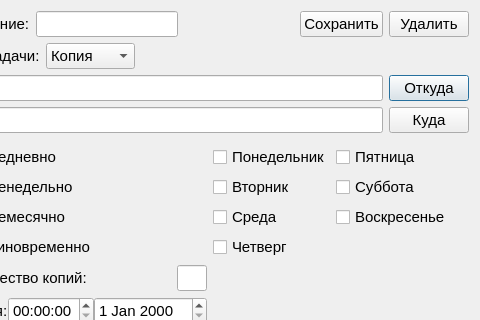
Above: taskseditwindow.ui from shurk4/BkUpper before the change; both pictures show x 293 to 773 and y 0 to 320 of the 773 by 628 pixel window. Below: the same form after it.
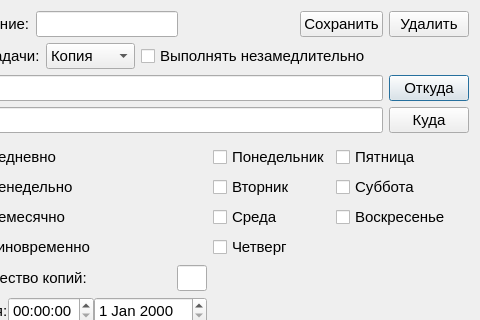
That is the form after the change.

Diff of the .ui file:
```diff
--- a/taskseditwindow.ui
+++ b/taskseditwindow.ui
@@ -637,6 +637,13 @@
        </item>
       </widget>
      </item>
+     <item>
+      <widget class="QCheckBox" name="checkBoxImmediately">
+       <property name="text">
+        <string>Выполнять незамедлительно</string>
+       </property>
+      </widget>
+     </item>
      <item>
       <spacer name="horizontalSpacer">
        <property name="orientation">
```
